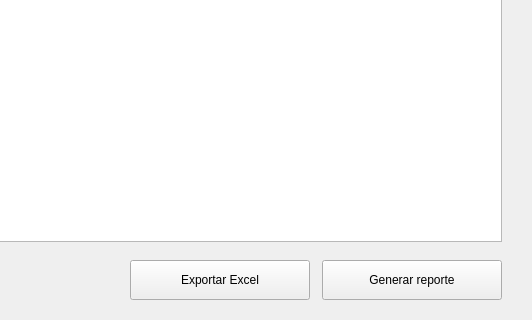
Qt form src/ui/views/reporte_pyme.ui (Lokyui/cuartoambulanteapp) before a commit; both pictures show x 443 to 975 and y 598 to 918 of the 975 by 918 pixel window.
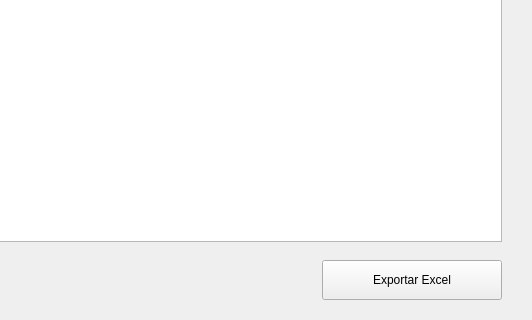
The same form after that commit. Custom widgets are drawn as their Qt base class.

What changed in the file:
```diff
--- a/src/ui/views/reporte_pyme.ui
+++ b/src/ui/views/reporte_pyme.ui
@@ -274,14 +274,6 @@
        <property name="text"><string>Exportar Excel</string></property>
       </widget>
      </item>
-     <item>
-      <widget class="QPushButton" name="pushButton_6">
-       <property name="minimumSize"><size><width>180</width><height>40</height></size></property>
-       <property name="maximumSize"><size><width>220</width><height>40</height></size></property>
-       <property name="class" stdset="0"><string>btn-info</string></property>
-       <property name="text"><string>Generar reporte</string></property>
-      </widget>
-     </item>
     </layout>
    </item>
   </layout>
```
